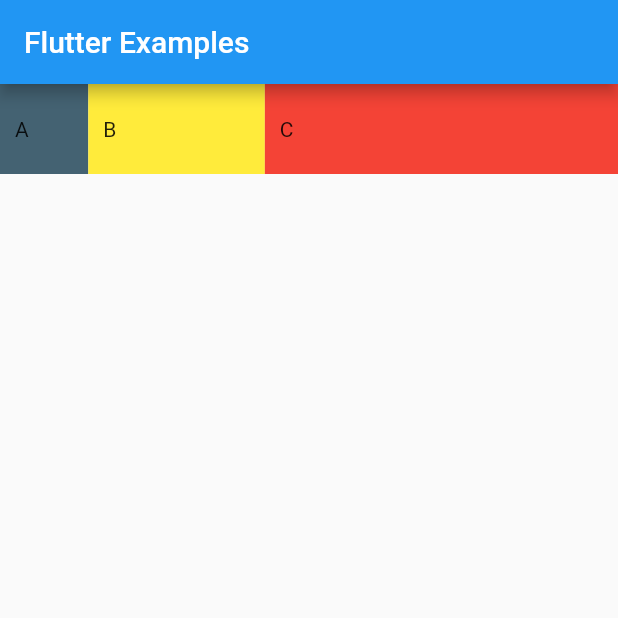
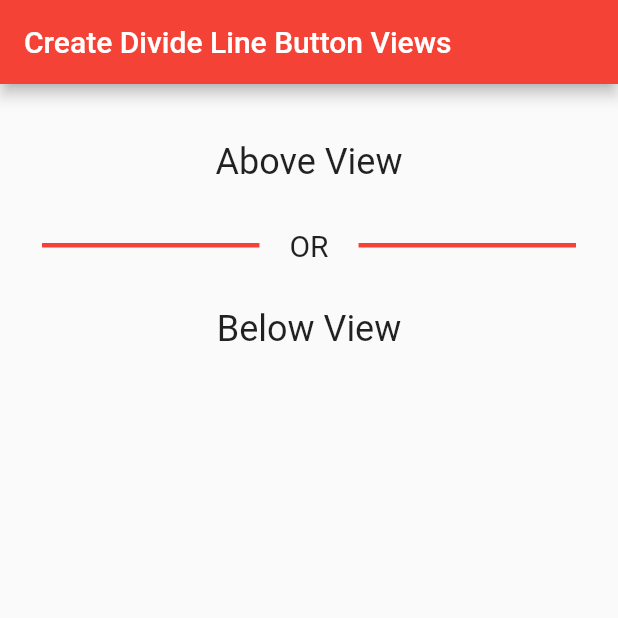
Before and after one commit to Bilol4391/Flutter_Lesson_Seven, a Flutter app: the screen it shows after launch, on a phone screen of 412 x 824 dp, the top half of it. Run offline on Flutter 3.47's test engine with Material 2 defaults, Android fonts, the phone set to English and light mode, and no system bars.

Commit message:
new commit

```diff
--- /dev/null
+++ b/lib/TaskFour.dart
@@ -0,0 +1,75 @@
+import 'package:flutter/material.dart';
+
+class TaskFour extends StatelessWidget {
+  const TaskFour({Key? key}) : super(key: key);
+
+  @override
+  Widget build(BuildContext context) {
+    return MaterialApp(
+      home: Scaffold(
+          appBar: AppBar(
+            backgroundColor: Colors.red,
+            title: Text("Create Divide Line Button Views"),
+          ),
+          body: Padding(
+            padding: EdgeInsets.all(8.0),
+            child: Padding(
+              padding: EdgeInsets.all(20),
+              child: Column(
+                children: [
+                  Padding(
+                    padding: EdgeInsets.only(top: 10, bottom: 10),
+                    child: Column(
+                      children: [
+                        Container(
+                          child: Text("Above View", style: TextStyle(fontSize: 24),),
+                        ),
+                      ],
+                    ),
+                  ),
+                  Column(
+                    children: [
+                      Padding(
+                        padding: EdgeInsets.only(top: 20),
+                        child: Row(
+                          children: [
+                            Expanded(
+                              child: Divider(
+                                color: Colors.red,
+                                thickness: 3,
+                              ),
+                            ),
+                            Padding(
+                              padding: EdgeInsets.symmetric(horizontal: 20),
+                              child: Container(
+                                child: Text("OR", style: TextStyle(fontSize: 20),),
+                              ),
+                            ),
+                            Expanded(
+                              child: Divider(
+                                color: Colors.red,
+                                thickness: 3,
+                              ),
+                            ),
+                          ],
+                        ),
+                      )
+                    ],
+                  ),
+                  Padding(
+                    padding: EdgeInsets.only(top: 30),
+                    child: Column(
+                      children: [
+                        Container(
+                          child: Text("Below View", style: TextStyle(fontSize: 24),),
+                        ),
+                      ],
+                    ),
+                  ),
+                ],
+              ),
+            ),
+          )),
+    );
+  }
+}
--- a/lib/main.dart
+++ b/lib/main.dart
@@ -1,7 +1,10 @@
 import 'package:flutter/material.dart';
+import 'package:flutter_lesson_seven/Lesson_Code.dart';
+import 'package:flutter_lesson_seven/TaskFour.dart';
 import 'package:flutter_lesson_seven/TaskOne.dart';
+import 'package:flutter_lesson_seven/TaskThree.dart';
 import 'package:flutter_lesson_seven/TaskTwo.dart';
 
 void main() {
-  runApp(const TaskOne());
+  runApp(const TaskFour());
 }
```
Also changed, not shown: lib/Lesson_Code.dart (added, +71 -0 lines), lib/TaskThree.dart (added, +71 -0 lines), Carbon/carbon (2).png (added), Carbon/carbon (3).png (added), Carbon/carbon (4).png (added), 1 other file.
